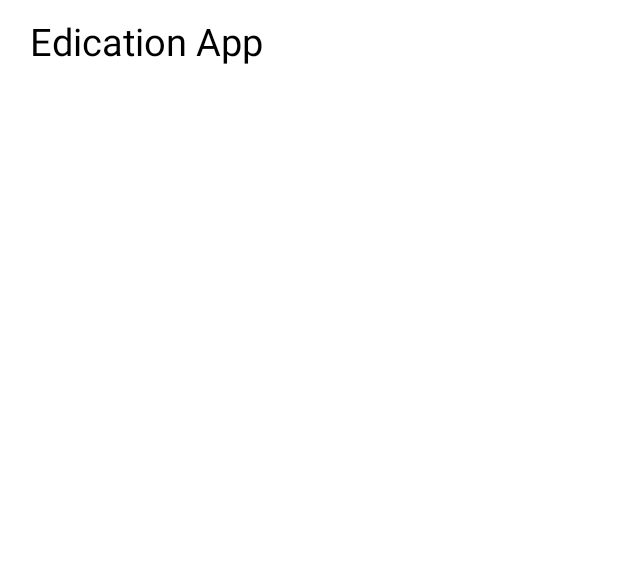
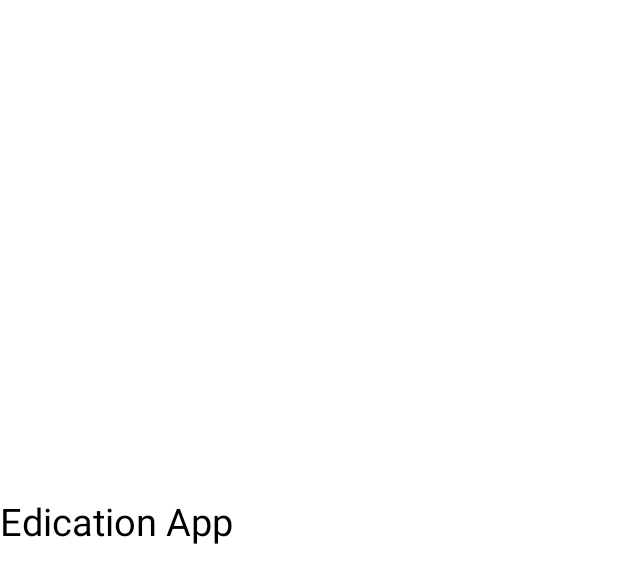
Before and after one commit to MurodKomilov/Play-Market, an Android app: the layout activity_main.xml on its own in the app's theme, with its tools: preview values and no code run, on a phone screen of 412 x 824 dp. Shown: the top 583 px of the screen. Run offline under Robolectric (Android 15) with nearby library versions, the phone set to English and light mode, and no system bars; Roboto replaces fonts that are not available here.

Commit message:
Second commit

```diff
--- a/app/src/main/AndroidManifest.xml
+++ b/app/src/main/AndroidManifest.xml
@@ -9,9 +9,7 @@
         android:roundIcon="@mipmap/ic_launcher_round"
         android:supportsRtl="true"
         android:theme="@style/Theme.PlayMarket">
-        <activity
-            android:name=".Shelf"
-            android:exported="false" />
+
         <activity
             android:name=".MainActivity"
             android:exported="true">
--- a/app/src/main/res/layout/activity_main.xml
+++ b/app/src/main/res/layout/activity_main.xml
@@ -11,12 +11,12 @@
         android:id="@+id/mainRv"
         android:layout_width="0dp"
         android:layout_height="wrap_content"
-        android:orientation="vertical"
         app:layoutManager="androidx.recyclerview.widget.LinearLayoutManager"
+        app:layout_constraintBottom_toBottomOf="parent"
         app:layout_constraintEnd_toEndOf="parent"
         app:layout_constraintStart_toStartOf="parent"
         app:layout_constraintTop_toTopOf="parent"
-        tools:listitem="@layout/activity_shelf" />
+        tools:listitem="@layout/shelf" />
 
 
 
--- a/app/src/main/res/layout/activity_shelf.xml
+++ b/app/src/main/res/layout/shelf.xml
@@ -1,18 +1,14 @@
 <?xml version="1.0" encoding="utf-8"?>
 <androidx.constraintlayout.widget.ConstraintLayout xmlns:android="http://schemas.android.com/apk/res/android"
     xmlns:app="http://schemas.android.com/apk/res-auto"
-    xmlns:tools="http://schemas.android.com/tools"
     android:layout_width="match_parent"
     android:layout_height="match_parent"
-    tools:context=".Shelf">
-
+    xmlns:tools="http://schemas.android.com/tools">
 
     <TextView
         android:id="@+id/textView"
         android:layout_width="wrap_content"
         android:layout_height="wrap_content"
-        android:layout_marginStart="20dp"
-        android:layout_marginTop="10dp"
         android:fontFamily="@font/allerta"
         android:text="Edication App"
         android:textColor="@color/black"
```
Also changed, not shown: app/src/main/java/com/example/playmarket/Shelf.kt (deleted, +0 -33 lines).
